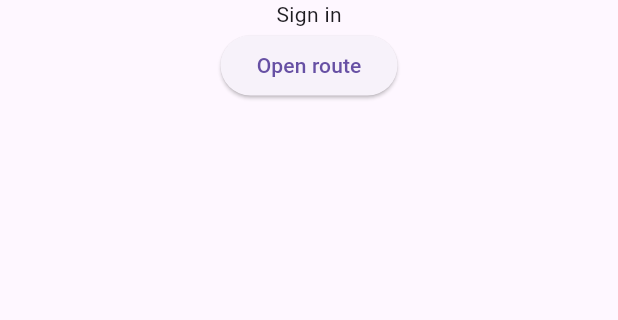
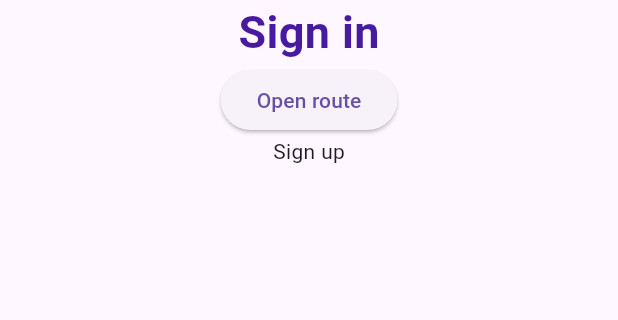
Before and after one commit to ddmuzyk/account-app, a Flutter app: the screen it shows after launch, on a phone screen of 412 x 824 dp, the part 287-607 px from its top. Run offline on Flutter 3.47's test engine with Material 3 defaults, Android fonts, the light colour scheme and no system bars.

Commit message:
add my_colors

```diff
--- /dev/null
+++ b/lib/utils/my_colors.dart
@@ -0,0 +1,19 @@
+import 'dart:ui';
+
+class MyColors {
+  static final blackColor = HexColor('#0E0E0E');
+  static final whiteColor = HexColor('#FFFFFF');
+  static final purpleColor = HexColor('#471AA0');
+}
+
+class HexColor extends Color {
+  static int _getColorFromHex(String hexColor) {
+    hexColor = hexColor.toUpperCase().replaceAll("#", "");
+    if (hexColor.length == 6) {
+      hexColor = 'FF$hexColor';
+    }
+    return int.parse(hexColor, radix: 16);
+  }
+
+  HexColor(final String hexColor) : super(_getColorFromHex(hexColor));
+}
--- a/lib/views/login/login_view.dart
+++ b/lib/views/login/login_view.dart
@@ -1,7 +1,7 @@
+import 'package:dsw_52745/utils/my_colors.dart';
 import 'package:dsw_52745/utils/my_images.dart';
+import 'package:dsw_52745/views/register/register_view.dart';
 import 'package:flutter/material.dart';
-
-import '../register/register_view.dart';
 
 class LoginView extends StatelessWidget {
   const LoginView({super.key});
@@ -14,11 +14,15 @@ class LoginView extends StatelessWidget {
           width: double.infinity,
           child: Column(
             children: [
-              SizedBox(height: 62),
+              const SizedBox(height: 62),
               Image.asset(MyImages.logo),
               Text(
                 'Sign in',
-                style: TextStyle(),
+                style: TextStyle(
+                  fontSize: 30,
+                  fontWeight: FontWeight.w700,
+                  color: MyColors.purpleColor,
+                ),
               ),
               ElevatedButton(
                 child: const Text('Open route'),
@@ -26,10 +30,18 @@ class LoginView extends StatelessWidget {
                   Navigator.push(
                     context,
                     MaterialPageRoute(
-                        builder: (context) => const RegisterView()),
+                        builder: (context) => const RegisterView(),),
                   );
                 },
               ),
+              GestureDetector(
+                child: const Text('Sign up'),
+                onTap: () {
+                  print('xxx1');
+                  print('xxx2');
+                },
+                onDoubleTap: () => print('clicked twice'),
+              )
             ],
           ),
         ),
--- a/pubspec.yaml
+++ b/pubspec.yaml
@@ -9,6 +9,7 @@ dependencies:
   flutter:
     sdk: flutter
   cupertino_icons: ^1.0.8
+  very_good_analysis: 6.0.0
 
 dev_dependencies:
   flutter_test:
```
Also changed, not shown: analysis_options.yaml (+7 -26 lines), pubspec.lock.
